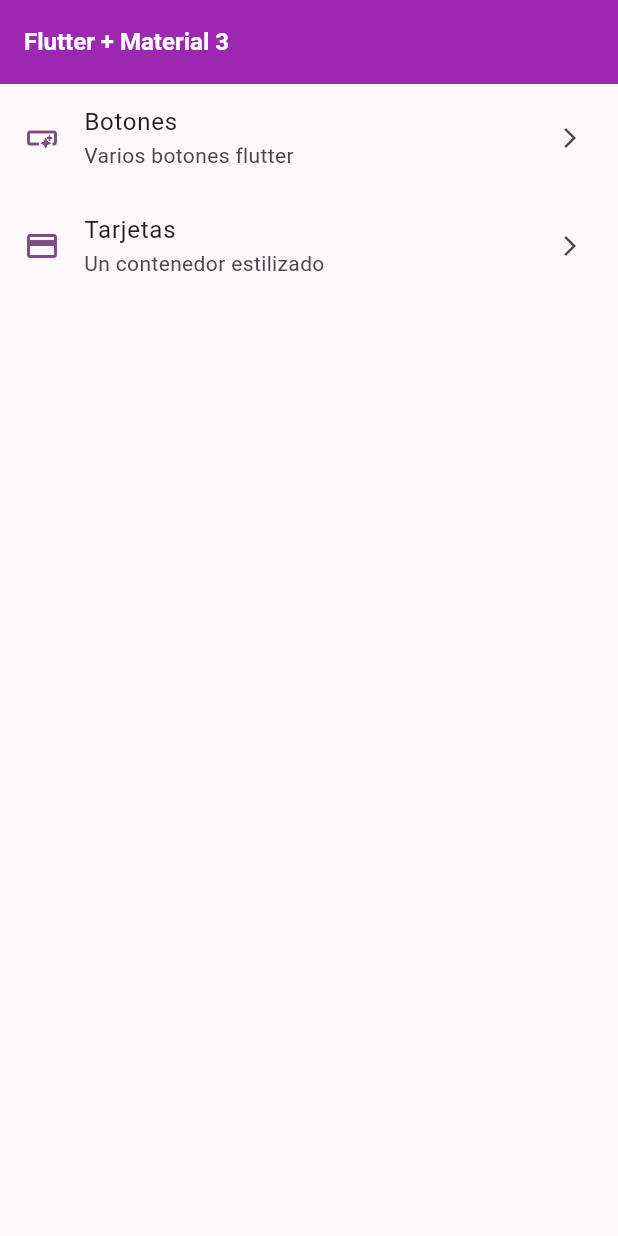
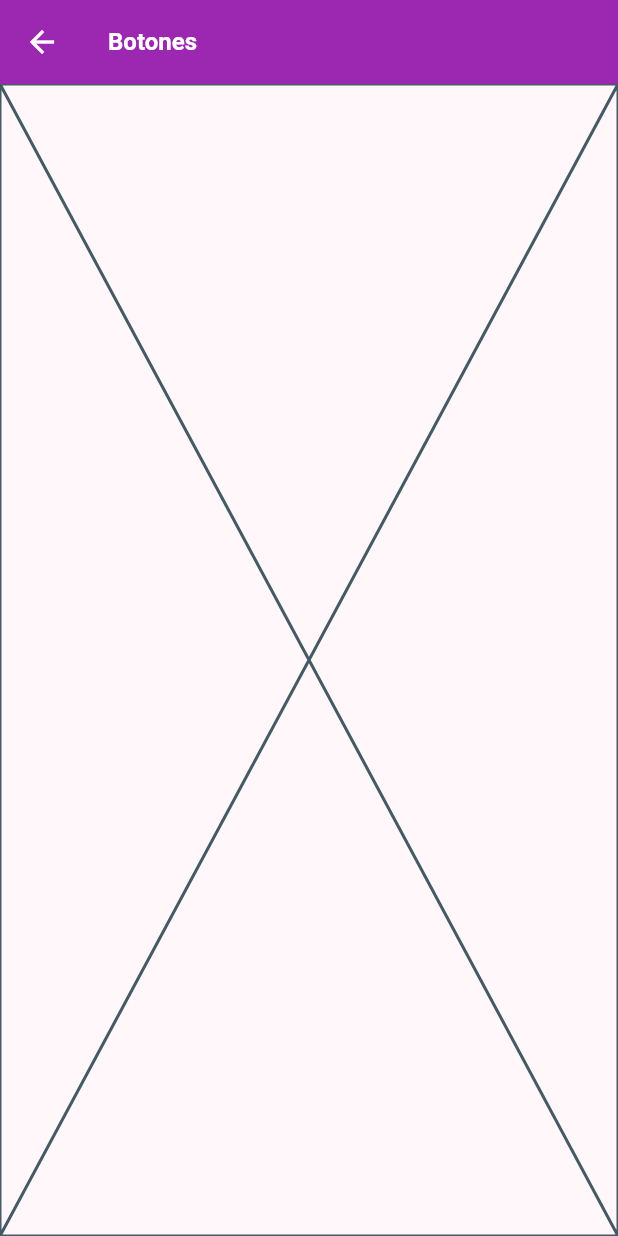
Before and after one commit to hernangiraldo/widgets_app, a Flutter app: the screen it shows after launch, after a tap on "Botones", on a phone screen of 412 x 824 dp. Run offline on Flutter 3.47's test engine with Material 2 defaults, Android fonts, the phone set to English and light mode, and no system bars; our stand-ins replace go_router.

```diff
--- /dev/null
+++ b/lib/config/const/app_routes.dart
@@ -0,0 +1,5 @@
+class AppRoutes {
+  static const home = '/';
+  static const buttons = '/buttons';
+  static const cards = '/cards';
+}
--- a/lib/config/menu/menu_items.dart
+++ b/lib/config/menu/menu_items.dart
@@ -1,4 +1,5 @@
 import 'package:flutter/material.dart' show IconData, Icons;
+import 'package:widgets_app/config/const/app_routes.dart';
 
 class MenuItem {
   final String title;
@@ -19,12 +20,12 @@ const appMenuItems = <MenuItem>[
     title: 'Botones',
     subtitle: 'Varios botones flutter',
     icon: Icons.smart_button_outlined,
-    route: '/buttons',
+    route: AppRoutes.buttons,
   ),
   MenuItem(
     title: 'Tarjetas',
     subtitle: 'Un contenedor estilizado',
     icon: Icons.credit_card_outlined,
-    route: '/card',
+    route: AppRoutes.cards,
   ),
 ];
--- a/lib/main.dart
+++ b/lib/main.dart
@@ -1,6 +1,6 @@
 import 'package:flutter/material.dart';
 import 'package:widgets_app/config/theme/app_theme.dart';
-import 'package:widgets_app/presentation/screens/home/home_screen.dart';
+import 'package:widgets_app/presentation/screens/app_router.dart';
 
 void main() {
   runApp(const MainApp());
@@ -11,7 +11,9 @@ class MainApp extends StatelessWidget {
 
   @override
   Widget build(BuildContext context) {
-    return MaterialApp(
-        theme: AppTheme(selectedColor: 0).getTheme(), home: const HomeScreen());
+    return MaterialApp.router(
+      theme: AppTheme(selectedColor: 0).getTheme(),
+      routerConfig: appRouter,
+    );
   }
 }
--- /dev/null
+++ b/lib/presentation/screens/app_router.dart
@@ -0,0 +1,23 @@
+import 'package:go_router/go_router.dart';
+import 'package:widgets_app/config/const/app_routes.dart';
+import 'package:widgets_app/presentation/screens/buttons/buttons_screen.dart';
+import 'package:widgets_app/presentation/screens/cards/cards_screen.dart';
+import 'package:widgets_app/presentation/screens/home/home_screen.dart';
+
+final appRouter = GoRouter(
+  initialLocation: '/',
+  routes: [
+    GoRoute(
+      path: AppRoutes.home,
+      builder: (context, state) => const HomeScreen(),
+    ),
+    GoRoute(
+      path: AppRoutes.buttons,
+      builder: (context, state) => const ButtonsScreen(),
+    ),
+    GoRoute(
+      path: AppRoutes.cards,
+      builder: (context, state) => const CardsScreen(),
+    ),
+  ],
+);
--- /dev/null
+++ b/lib/presentation/screens/buttons/buttons_screen.dart
@@ -0,0 +1,22 @@
+import 'package:flutter/material.dart';
+
+class ButtonsScreen extends StatelessWidget {
+  const ButtonsScreen({super.key});
+
+  @override
+  Widget build(BuildContext context) {
+    return Scaffold(
+      appBar: AppBar(
+        title: const Text('Botones'),
+      ),
+      body: _ButtonsView(),
+    );
+  }
+}
+
+class _ButtonsView extends StatelessWidget {
+  @override
+  Widget build(BuildContext context) {
+    return const Placeholder();
+  }
+}
--- a/lib/presentation/screens/home/home_screen.dart
+++ b/lib/presentation/screens/home/home_screen.dart
@@ -1,4 +1,5 @@
 import 'package:flutter/material.dart';
+import 'package:go_router/go_router.dart';
 import 'package:widgets_app/config/menu/menu_items.dart';
 
 class HomeScreen extends StatelessWidget {
@@ -33,9 +34,7 @@ class _HomeView extends StatelessWidget {
 class _CustomListTile extends StatelessWidget {
   final MenuItem item;
 
-  const _CustomListTile({
-    required this.item,
-  });
+  const _CustomListTile({required this.item});
 
   @override
   Widget build(BuildContext context) {
@@ -53,7 +52,7 @@ class _CustomListTile extends StatelessWidget {
         size: 16,
       ),
       onTap: () {
-        // TODO: go to route
+        context.push(item.route);
       },
     );
   }
--- a/pubspec.yaml
+++ b/pubspec.yaml
@@ -9,11 +9,12 @@ environment:
 dependencies:
   flutter:
     sdk: flutter
+  go_router: ^7.0.0
 
 dev_dependencies:
+  flutter_lints: ^2.0.0
   flutter_test:
     sdk: flutter
-  flutter_lints: ^2.0.0
 
 flutter:
   uses-material-design: true
```
Also changed, not shown: lib/presentation/screens/cards/cards_screen.dart (added, +22 -0 lines), pubspec.lock.
